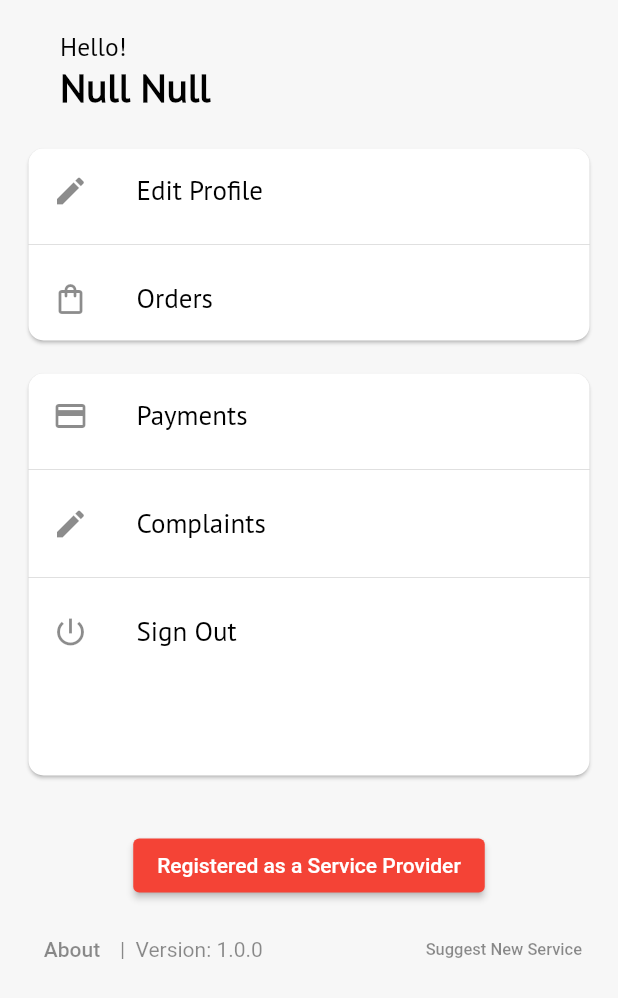
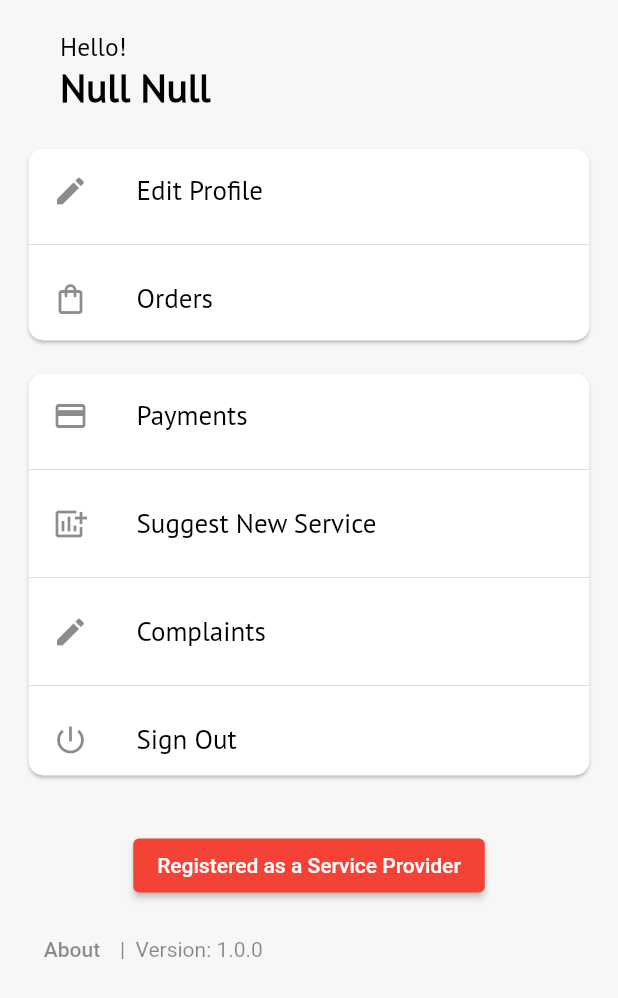
Before and after one commit to atyourdoorstep/at_your_doorstep-Ya_Ibrahim, a Flutter app: the EditProfileOp screen opened directly, on a phone screen of 412 x 824 dp. Shown: the top 998 px of the screen. Run offline on Flutter 3.47's test engine with Material 2 defaults, Android fonts, the phone set to English and light mode, and no system bars; our stand-ins replace dio, flutter_easyloading, font_awesome_flutter, geocoding, google_maps_flutter, image_picker and 2 more; missing offline and left inert: circular_menu; accounts and stored records are empty; network calls fail.

```diff
--- a/lib/Screens/userProfile.dart
+++ b/lib/Screens/userProfile.dart
@@ -264,6 +264,25 @@ class _EditProfileOpState extends State<EditProfileOp> {
                           ),
                           Divider(),
                           Visibility(
+                            visible: roleOfUser != "seller",
+                            child: Column(
+                              children: [
+                                GestureDetector(
+                                  onTap:(){
+                                    Navigator.of(
+                                      context,
+                                      rootNavigator: true,).push(MaterialPageRoute(builder: (context)=>SuggestNewService(title: "REQUEST FOR NEW SERVICE")));
+
+                                  },
+                                  child: ListTile(title: Text("Suggest New Service", style: menuFont,),
+                                    leading: Icon(Icons.add_chart),
+                                  ),
+                                ),
+                                Divider(),
+                              ],
+                            ),
+                          ),
+                          Visibility(
                             visible: roleOfUser == "seller",
                             child: Column(
                               children: [
@@ -390,7 +409,9 @@ class _EditProfileOpState extends State<EditProfileOp> {
                               )),
                             ],
                           ),
-                          TextButton(
+                          Visibility(
+                            visible: roleOfUser == 'seller',
+                            child: TextButton(
                               onPressed: () async {
                                 Navigator.of(
                                   context,
@@ -400,6 +421,7 @@ class _EditProfileOpState extends State<EditProfileOp> {
                                 fontSize: 11,
                                 color: Colors.black45,
                               )),
+                            ),
                           ),
                         ],
                       ),
```
Also changed, not shown: lib/Screens/LandingPages/showItemPage.dart (+8 -6 lines), lib/Screens/paymentsDetailCust.dart (+75 -50 lines). Lines whose indentation alone changed are shown as unchanged.
